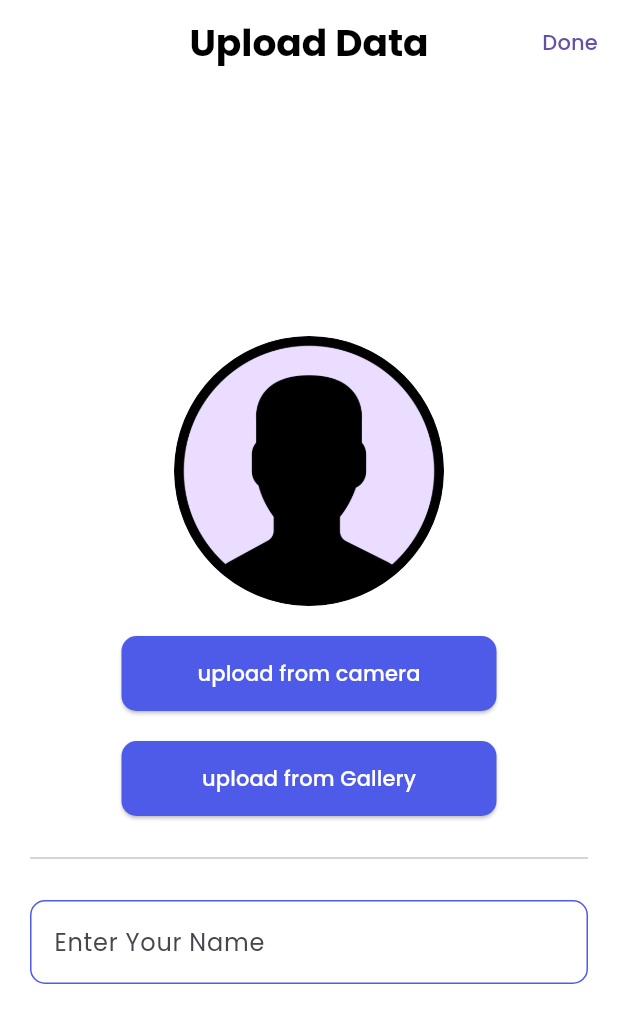
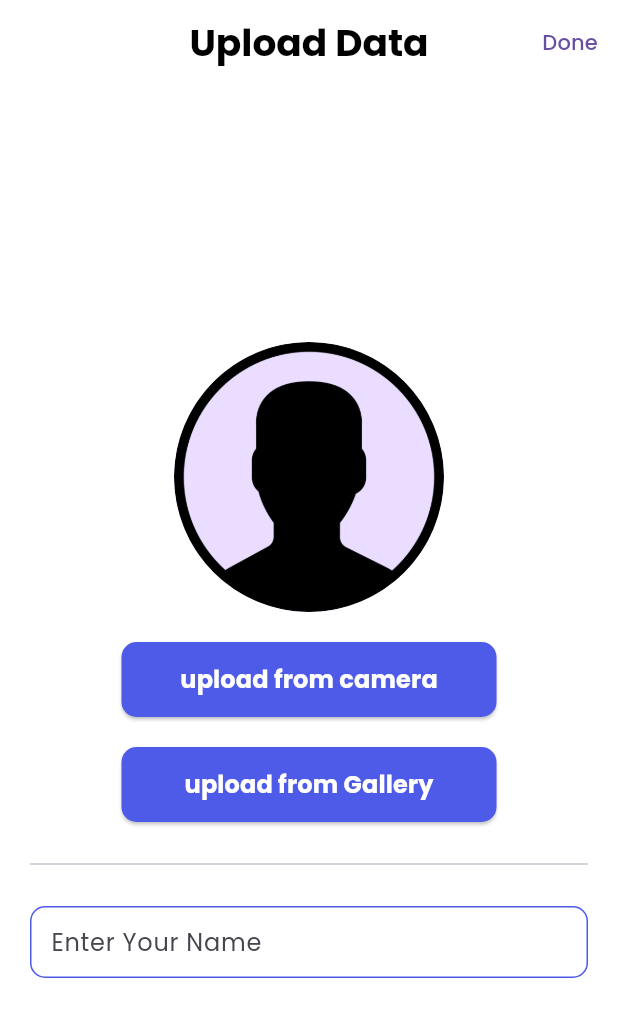
Before and after one commit to Mahmoud-sherif57/Taskati, a Flutter app: the screen it shows after launch, on a phone screen of 412 x 824 dp. Shown: the top 1023 px of the screen. Run offline on Flutter 3.47's test engine with Material 3 defaults, Android fonts, the phone set to English and light mode, and no system bars; our stand-ins replace animate_do, date_picker_timeline, gap, google_fonts, hive_flutter, image_picker and 1 more; accounts and stored records are empty.

Commit message:
creating hive.generator& finish the locale storage &finish the addTask screen

```diff
--- a/lib/core/functions/routing.dart
+++ b/lib/core/functions/routing.dart
@@ -22,7 +22,7 @@ class AppRouting {
     );
   }
 
-  static  pop(BuildContext context) {
+  static pop(BuildContext context) {
     return Navigator.of(context).canPop();
   }
 }
--- a/lib/core/services/local_storage.dart
+++ b/lib/core/services/local_storage.dart
@@ -1,15 +1,27 @@
 import 'package:hive_flutter/hive_flutter.dart';
+import 'package:taskati/features/add_task/data/task_model.dart';
 
 class AppLocalStorage {
-  static late Box box;
+  static late Box userBox;
+  static late Box<TaskModel> taskBox;
   init() {
-  box = Hive.box("userInfo");
-  }
-  static setCachDate(key, value) {
-    box.put(key, value);
+    userBox = Hive.box('userInfo');
+    taskBox = Hive.box<TaskModel>('taskInfo');
   }
 
-  static getCachDate(key) {
-    return box.get(key);
+  static setCachData(key, value) {
+    userBox.put(key, value);
+  }
+
+  static getCachData(key) {
+    return userBox.get(key);
+  }
+
+  static setCachTask(key, TaskModel value) {
+    taskBox.put(key, value);
+  }
+
+  static TaskModel? getCachTask(key) {
+    return taskBox.get(key);
   }
 }
--- a/lib/core/utils/colors.dart
+++ b/lib/core/utils/colors.dart
@@ -7,6 +7,7 @@ class AppColors {
   static const grey = Colors.grey;
   static const white = Colors.white;
   static const black = Colors.black;
+  static const green = Colors.green;
 
   // dark
   static const darkBackGround = Color(0xff121212);
--- a/lib/core/widgets/custom_button.dart
+++ b/lib/core/widgets/custom_button.dart
@@ -1,9 +1,14 @@
 import 'package:flutter/material.dart';
 import 'package:taskati/core/utils/colors.dart';
+import 'package:taskati/core/utils/text_style.dart';
 
-class CustomButton extends StatelessWidget {
-  const CustomButton({
-    super.key, required this.text,required this.onPressed, this.width, this.height,
+class CustomButtonWidget extends StatelessWidget {
+  const CustomButtonWidget({
+    super.key,
+    required this.text,
+    required this.onPressed,
+    this.width,
+    this.height,
   });
   final String text;
   final Function() onPressed;
@@ -22,7 +27,11 @@ class CustomButton extends StatelessWidget {
               shape: RoundedRectangleBorder(
                   borderRadius: BorderRadius.circular(10))),
           onPressed: onPressed,
-          child: Text(text)),
+          child: Text(
+            text,
+            style: getBodyStyle(
+                color: AppColors.white, fontWeight: FontWeight.bold),
+          )),
     );
   }
 }
--- /dev/null
+++ b/lib/features/add_task/data/task_model.dart
@@ -0,0 +1,32 @@
+import 'package:hive_flutter/hive_flutter.dart';
+
+part 'task_model.g.dart';
+@HiveType(typeId:1)
+class TaskModel {
+  @HiveField(0)
+  final String id;
+   @HiveField(1)
+  final String title;
+  @HiveField(2)
+  final String note;
+  @HiveField(3)
+  final String date;
+  @HiveField(4)
+  final String startTime;
+  @HiveField(5)
+  final String endTime;
+  @HiveField(6)
+  final int selectedIndex;
+  @HiveField(7)
+  final bool isCompleted;
+
+  TaskModel(
+      {required this.id,
+      required this.title,
+      required this.note,
+      required this.date,
+      required this.startTime,
+      required this.endTime,
+      required this.selectedIndex,
+      required this.isCompleted});
+}
--- a/lib/features/splash_view.dart
+++ b/lib/features/splash_view.dart
@@ -6,7 +6,7 @@ import 'package:taskati/core/functions/routing.dart';
 import 'package:taskati/core/services/local_storage.dart';
 import 'package:taskati/core/utils/colors.dart';
 import 'package:taskati/core/utils/text_style.dart';
-import 'package:taskati/features/home/presentation/view/howe_view.dart';
+import 'package:taskati/features/home/presentation/view/home_view.dart';
 import 'package:taskati/features/upload/upload_view.dart';
 
 class SplashView extends StatefulWidget {
@@ -20,7 +20,7 @@ class _SplashViewState extends State<SplashView> {
   @override
   void initState() {
     super.initState();
-    bool isUpload = AppLocalStorage.getCachDate("isUpload") ?? false;
+    bool isUpload = AppLocalStorage.getCachData("isUpload") ?? false;
 
     Future.delayed(
       const Duration(seconds: 4),
@@ -48,7 +48,7 @@ class _SplashViewState extends State<SplashView> {
             const Gap(20),
             Text(
               'It\'s time to Get Organized ',
-              style: getSmallStyle(),
+              style: getBodyStyle(),
             ),
           ],
         ),
--- a/lib/main.dart
+++ b/lib/main.dart
@@ -3,13 +3,17 @@ import 'package:google_fonts/google_fonts.dart';
 import 'package:hive_flutter/hive_flutter.dart';
 import 'package:taskati/core/services/local_storage.dart';
 import 'package:taskati/core/utils/colors.dart';
+import 'package:taskati/features/add_task/data/task_model.dart';
 import 'package:taskati/features/splash_view.dart';
 
 Future<void> main() async {
   // hive initialization.
   await Hive.initFlutter();
+  await Hive.openBox('userInfo');
+  Hive.registerAdapter(
+      TaskModelAdapter()); // we use this line to save an object
+  await Hive.openBox<TaskModel>('taskInfo');
   AppLocalStorage().init();
-  await Hive.openBox('userInfo');
   runApp(const MainApp());
 }
 
@@ -26,6 +30,9 @@ class MainApp extends StatelessWidget {
           appBarTheme: const AppBarTheme(backgroundColor: AppColors.white),
           fontFamily: GoogleFonts.poppins().fontFamily,
           inputDecorationTheme: InputDecorationTheme(
+            // constraints: const BoxConstraints(maxHeight: 60),
+            contentPadding:
+                const EdgeInsets.symmetric(horizontal: 10, vertical: 7),
             enabledBorder: OutlineInputBorder(
               borderSide: const BorderSide(color: AppColors.primary),
               borderRadius: BorderRadius.circular(10),
```
Also changed, not shown: lib/features/add_task/presentation/view/add_task_view.dart (added, +212 -0 lines), lib/features/add_task/presentation/widgets/custom_form_field_widget.dart (added, +55 -0 lines), lib/features/home/presentation/view/home_view.dart (added, +66 -0 lines), lib/features/home/presentation/view/howe_view.dart (deleted, +0 -28 lines), lib/features/home/presentation/widgets/date_picker_widget.dart (added, +25 -0 lines), lib/features/home/presentation/widgets/home_header_widget.dart (renamed from lib/features/home/presentation/widgets/home_header.dart, +9 -9 lines), lib/features/home/presentation/widgets/task_card_widget.dart (added, +79 -0 lines), lib/features/home/presentation/widgets/today_date_widget.dart (added, +41 -0 lines), lib/features/upload/upload_view.dart (+11 -23 lines), pubspec.yaml (+5 -2 lines), lib/features/add_task/data/task_model.g.dart (added), pubspec.lock, 1 other file.
